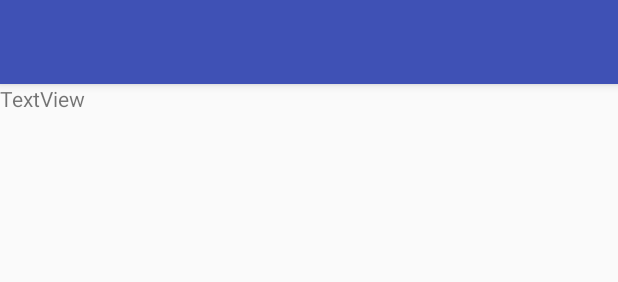
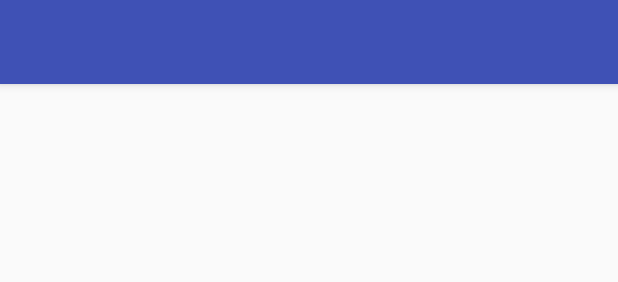
Before and after one commit to HackathonNicaragua/wolfware, an Android app: the layout app_bar_main.xml on its own in the app's theme, with its tools: preview values and no code run, on a phone screen of 412 x 824 dp. Shown: the top 282 px of the screen. Run offline under Robolectric (Android 15) with nearby library versions, the phone set to English and light mode, and no system bars.

Commit message:
mensaje
mensaje

```diff
--- a/app/src/main/java/com/example/wolfware/agroapp/MainActivity.java
+++ b/app/src/main/java/com/example/wolfware/agroapp/MainActivity.java
@@ -21,6 +21,7 @@ import android.widget.Button;
 import android.widget.ImageView;
 import android.provider.MediaStore;
 import android.widget.TextView;
+import android.widget.Toast;
 
 public class MainActivity extends AppCompatActivity
         implements NavigationView.OnNavigationItemSelectedListener {
@@ -51,6 +52,7 @@ public class MainActivity extends AppCompatActivity
                 int b=Color.blue(pixel);
 
                text.setBackgroundColor(Color.rgb(r,g,b));
+                Toast.makeText(MainActivity.this,"hola",Toast.LENGTH_SHORT).show();
                text.setText("R: "+r+"\n"+"G: "+g+"\n"+"B: "+b);
 
                 return false;
--- a/app/src/main/res/layout/content_main.xml
+++ b/app/src/main/res/layout/content_main.xml
@@ -33,9 +33,11 @@
 
     <TextView
         android:id="@+id/textView2"
-        android:layout_width="wrap_content"
-        android:layout_height="wrap_content"
-        android:text="TextView"
-        tools:layout_editor_absoluteX="163dp"
-        tools:layout_editor_absoluteY="382dp" />
+        android:layout_width="177dp"
+        android:layout_height="62dp"
+        android:layout_marginEnd="8dp"
+        android:layout_marginStart="8dp"
+        app:layout_constraintEnd_toEndOf="parent"
+        app:layout_constraintStart_toStartOf="parent"
+        tools:layout_editor_absoluteY="378dp" />
 </android.support.constraint.ConstraintLayout>
```
